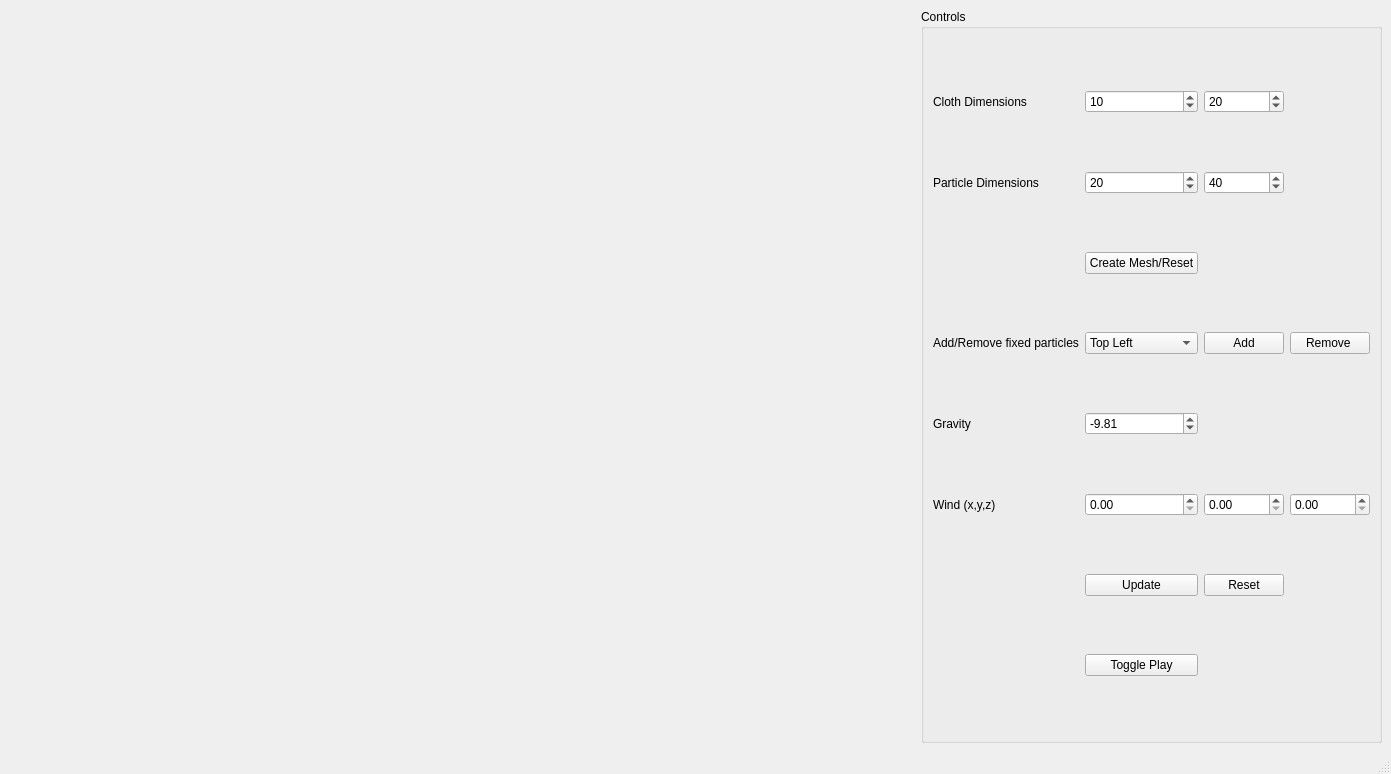
This is ui/MainWindow.ui in NCCA/ase-assignment-jack3761 as Qt 5 draws it before an edit. The edited form follows.
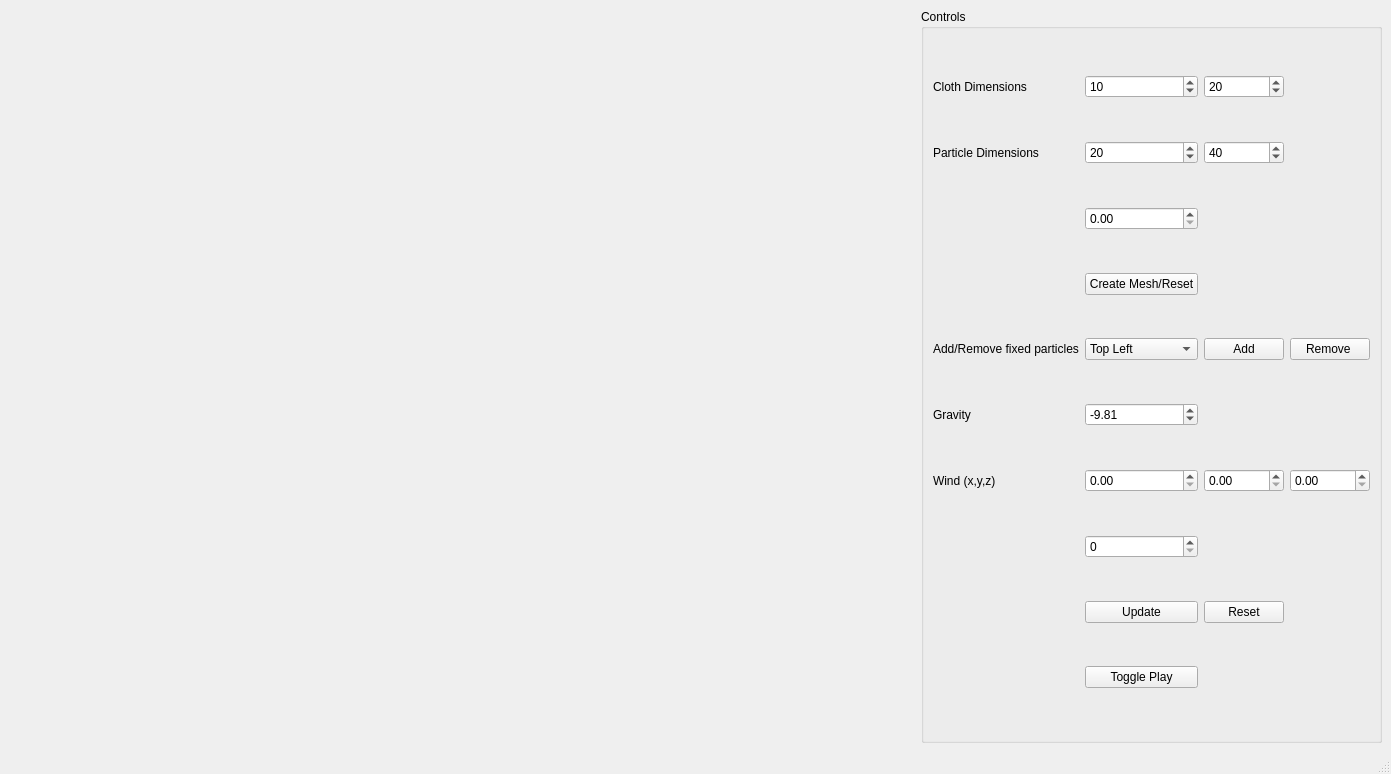
This is the edited form.

The edit to the form file:
```diff
--- a/ui/MainWindow.ui
+++ b/ui/MainWindow.ui
@@ -47,68 +47,7 @@
        <string>Controls</string>
       </property>
       <layout class="QGridLayout" name="gridLayout">
-       <item row="14" column="1">
-        <widget class="QPushButton" name="togglePlay">
-         <property name="text">
-          <string>Toggle Play</string>
-         </property>
-        </widget>
-       </item>
-       <item row="1" column="1">
-        <widget class="QSpinBox" name="pWidthSpin">
-         <property name="value">
-          <number>20</number>
-         </property>
-        </widget>
-       </item>
-       <item row="0" column="1">
-        <widget class="QSpinBox" name="cWidthSpin">
-         <property name="value">
-          <number>10</number>
-         </property>
-        </widget>
-       </item>
-       <item row="10" column="1">
-        <widget class="QPushButton" name="updateButton">
-         <property name="text">
-          <string>Update</string>
-         </property>
-        </widget>
-       </item>
-       <item row="9" column="1">
-        <widget class="QDoubleSpinBox" name="windXSpin"/>
-       </item>
-       <item row="1" column="0">
-        <widget class="QLabel" name="pDimLabel">
-         <property name="text">
-          <string>Particle Dimensions</string>
-         </property>
-        </widget>
-       </item>
-       <item row="0" column="0">
-        <widget class="QLabel" name="clothDimLabel">
-         <property name="text">
-          <string>Cloth Dimensions</string>
-         </property>
-        </widget>
-       </item>
-       <item row="9" column="2">
-        <widget class="QDoubleSpinBox" name="windYSpin"/>
-       </item>
-       <item row="8" column="1">
-        <widget class="QDoubleSpinBox" name="gravitySpin">
-         <property name="minimum">
-          <double>-99.000000000000000</double>
-         </property>
-         <property name="value">
-          <double>-9.810000000000000</double>
-         </property>
-        </widget>
-       </item>
-       <item row="9" column="3">
-        <widget class="QDoubleSpinBox" name="windZSpin"/>
-       </item>
-       <item row="3" column="1">
+       <item row="4" column="1">
         <widget class="QComboBox" name="fixedComboBox">
          <item>
           <property name="text">
@@ -142,69 +81,136 @@
          </item>
         </widget>
        </item>
+       <item row="10" column="3">
+        <widget class="QDoubleSpinBox" name="windZSpin"/>
+       </item>
        <item row="2" column="1">
-        <widget class="QPushButton" name="createMeshButton">
-         <property name="text">
-          <string>Create Mesh/Reset</string>
-         </property>
-        </widget>
+        <widget class="QDoubleSpinBox" name="massSpin"/>
        </item>
-       <item row="8" column="0">
+       <item row="9" column="0">
         <widget class="QLabel" name="gravityLabel">
          <property name="text">
           <string>Gravity</string>
          </property>
         </widget>
        </item>
-       <item row="0" column="2">
-        <widget class="QSpinBox" name="cHeightSpin">
-         <property name="value">
-          <number>20</number>
-         </property>
-        </widget>
-       </item>
-       <item row="1" column="2">
-        <widget class="QSpinBox" name="pHeightSpin">
-         <property name="value">
-          <number>40</number>
-         </property>
-        </widget>
-       </item>
-       <item row="9" column="0">
+       <item row="10" column="0">
         <widget class="QLabel" name="windLabel">
          <property name="text">
           <string>Wind (x,y,z)</string>
          </property>
         </widget>
        </item>
-       <item row="3" column="0">
+       <item row="12" column="1">
+        <widget class="QPushButton" name="updateButton">
+         <property name="text">
+          <string>Update</string>
+         </property>
+        </widget>
+       </item>
+       <item row="0" column="2">
+        <widget class="QSpinBox" name="cHeightSpin">
+         <property name="value">
+          <number>20</number>
+         </property>
+        </widget>
+       </item>
+       <item row="4" column="0">
         <widget class="QLabel" name="label">
          <property name="text">
           <string>Add/Remove fixed particles</string>
          </property>
         </widget>
        </item>
+       <item row="1" column="0">
+        <widget class="QLabel" name="pDimLabel">
+         <property name="text">
+          <string>Particle Dimensions</string>
+         </property>
+        </widget>
+       </item>
        <item row="10" column="2">
-        <widget class="QPushButton" name="resetButton">
-         <property name="text">
-          <string>Reset</string>
+        <widget class="QDoubleSpinBox" name="windYSpin"/>
+       </item>
+       <item row="9" column="1">
+        <widget class="QDoubleSpinBox" name="gravitySpin">
+         <property name="minimum">
+          <double>-99.000000000000000</double>
+         </property>
+         <property name="value">
+          <double>-9.810000000000000</double>
          </property>
         </widget>
        </item>
-       <item row="3" column="2">
+       <item row="4" column="2">
         <widget class="QPushButton" name="addFixedButton">
          <property name="text">
           <string>Add</string>
          </property>
         </widget>
        </item>
-       <item row="3" column="3">
+       <item row="1" column="1">
+        <widget class="QSpinBox" name="pWidthSpin">
+         <property name="value">
+          <number>20</number>
+         </property>
+        </widget>
+       </item>
+       <item row="10" column="1">
+        <widget class="QDoubleSpinBox" name="windXSpin"/>
+       </item>
+       <item row="1" column="2">
+        <widget class="QSpinBox" name="pHeightSpin">
+         <property name="value">
+          <number>40</number>
+         </property>
+        </widget>
+       </item>
+       <item row="16" column="1">
+        <widget class="QPushButton" name="togglePlay">
+         <property name="text">
+          <string>Toggle Play</string>
+         </property>
+        </widget>
+       </item>
+       <item row="0" column="0">
+        <widget class="QLabel" name="clothDimLabel">
+         <property name="text">
+          <string>Cloth Dimensions</string>
+         </property>
+        </widget>
+       </item>
+       <item row="0" column="1">
+        <widget class="QSpinBox" name="cWidthSpin">
+         <property name="value">
+          <number>10</number>
+         </property>
+        </widget>
+       </item>
+       <item row="12" column="2">
+        <widget class="QPushButton" name="resetButton">
+         <property name="text">
+          <string>Reset</string>
+         </property>
+        </widget>
+       </item>
+       <item row="3" column="1">
+        <widget class="QPushButton" name="createMeshButton">
+         <property name="text">
+          <string>Create Mesh/Reset</string>
+         </property>
+        </widget>
+       </item>
+       <item row="4" column="3">
         <widget class="QPushButton" name="removeFixedButton">
          <property name="text">
           <string>Remove </string>
          </property>
         </widget>
        </item>
+       <item row="11" column="1">
+        <widget class="QSpinBox" name="iterationsSpin"/>
+       </item>
       </layout>
      </widget>
     </item>
```
